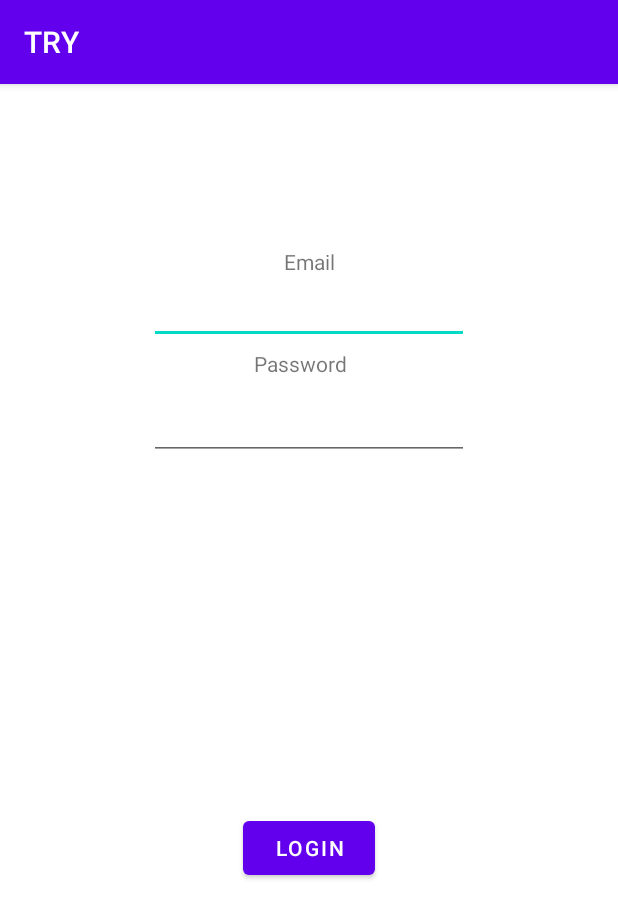
After one commit to SaarAloni/AndroidSmartSleeper, an Android app: the LoginActivity screen opened directly, with no data from a screen before it, on a phone screen of 412 x 824 dp. The commit adds this screen. Shown: the top 918 px of the screen. Run offline under Robolectric (Android 15) with nearby library versions, the phone set to English and light mode, and no system bars; libraries missing offline, so code that uses them is left out: org.chromium.net; 2 statements that could not run were skipped.

Commit message:
Add login page
added login page and successfully logined with test db

```diff
--- /dev/null
+++ b/app/src/main/java/com/example/atry/activities/LoginActivity.java
@@ -0,0 +1,46 @@
+package com.example.atry.activities;
+
+import androidx.appcompat.app.AppCompatActivity;
+
+import android.os.Bundle;
+import android.util.Log;
+import android.view.View;
+import android.widget.Button;
+import android.widget.EditText;
+
+import com.example.atry.R;
+
+import org.chromium.net.CronetEngine;
+import org.chromium.net.UrlRequest;
+
+import java.util.concurrent.Executor;
+import java.util.concurrent.Executors;
+
+public class LoginActivity extends AppCompatActivity {
+
+    @Override
+    protected void onCreate(Bundle savedInstanceState) {
+        super.onCreate(savedInstanceState);
+        setContentView(R.layout.activity_login);
+
+        Button login = findViewById(R.id.buttonLogin);
+        EditText password = findViewById(R.id.editTextPassword);
+        EditText email = findViewById(R.id.editTextEmail);
+        CronetEngine.Builder myBuilder = new CronetEngine.Builder(this);
+        CronetEngine cronetEngine = myBuilder.build();
+        Executor executor = Executors.newSingleThreadExecutor();
+        login.setOnClickListener(new View.OnClickListener() {
+            @Override
+            public void onClick(View view) {
+                UrlRequest.Builder requestBuilder = cronetEngine.newUrlRequestBuilder(
+                        "http://192.168.1.206:5000/login?" +
+                                "email=" +  email.getText() +
+                                "&password=" + password.getText(),
+                        new MyUrlRequestCallback(), executor);
+
+                UrlRequest request = requestBuilder.build();
+                request.start();
+            }
+        });
+    }
+}
--- /dev/null
+++ b/app/src/main/res/layout/activity_login.xml
@@ -0,0 +1,59 @@
+<?xml version="1.0" encoding="utf-8"?>
+<androidx.constraintlayout.widget.ConstraintLayout xmlns:android="http://schemas.android.com/apk/res/android"
+    xmlns:app="http://schemas.android.com/apk/res-auto"
+    xmlns:tools="http://schemas.android.com/tools"
+    android:layout_width="match_parent"
+    android:layout_height="match_parent"
+    tools:context=".activities.LoginActivity">
+
+    <Button
+        android:id="@+id/buttonLogin"
+        android:layout_width="wrap_content"
+        android:layout_height="wrap_content"
+        android:text="Login"
+        app:layout_constraintBottom_toBottomOf="parent"
+        app:layout_constraintEnd_toEndOf="parent"
+        app:layout_constraintStart_toStartOf="parent"
+        app:layout_constraintTop_toBottomOf="@+id/editTextPassword" />
+
+    <TextView
+        android:id="@+id/textEmail"
+        android:layout_width="wrap_content"
+        android:layout_height="wrap_content"
+        android:text="Email"
+        app:layout_constraintBottom_toTopOf="@+id/editTextEmail"
+        app:layout_constraintEnd_toEndOf="parent"
+        app:layout_constraintStart_toStartOf="parent" />
+
+    <TextView
+        android:id="@+id/textViewPassword"
+        android:layout_width="74dp"
+        android:layout_height="26dp"
+        android:text="Password"
+        app:layout_constraintBottom_toTopOf="@+id/editTextPassword"
+        app:layout_constraintEnd_toEndOf="parent"
+        app:layout_constraintStart_toStartOf="parent"
+        app:layout_constraintTop_toBottomOf="@+id/editTextEmail" />
+
+    <EditText
+        android:id="@+id/editTextEmail"
+        android:layout_width="wrap_content"
+        android:layout_height="wrap_content"
+        android:layout_marginTop="128dp"
+        android:ems="10"
+        android:inputType="textPersonName"
+        app:layout_constraintEnd_toEndOf="parent"
+        app:layout_constraintStart_toStartOf="parent"
+        app:layout_constraintTop_toTopOf="parent" />
+
+    <EditText
+        android:id="@+id/editTextPassword"
+        android:layout_width="wrap_content"
+        android:layout_height="wrap_content"
+        android:layout_marginTop="32dp"
+        android:ems="10"
+        android:inputType="textPassword"
+        app:layout_constraintEnd_toEndOf="parent"
+        app:layout_constraintStart_toStartOf="parent"
+        app:layout_constraintTop_toBottomOf="@+id/editTextEmail" />
+</androidx.constraintlayout.widget.ConstraintLayout>
--- a/app/src/main/res/values/strings.xml
+++ b/app/src/main/res/values/strings.xml
@@ -9,4 +9,5 @@
 
     <string name="hello_first_fragment">Hello first fragment</string>
     <string name="hello_second_fragment">Hello second fragment. Arg: %1$s</string>
+    <string name="title_activity_login">LoginActivity</string>
 </resources>
```
Also changed, not shown: app/src/main/AndroidManifest.xml (+24 -8 lines), app/src/main/res/navigation/nav_graph2.xml (added, +28 -0 lines).
